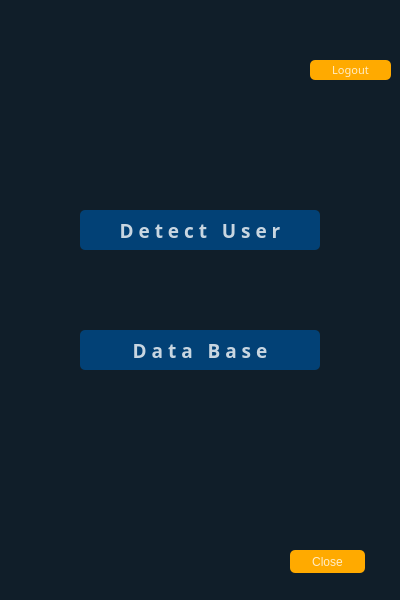
First picture: the form in ui/memberpage.ui, repository cach007/face_findeer, before the edit.
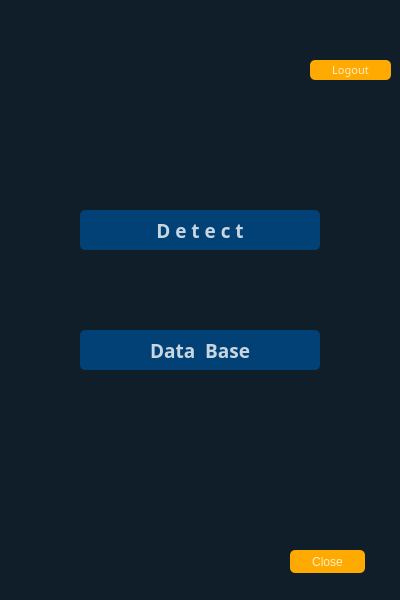
Second picture: the form after the edit. Icons and pictures are not drawn.

```diff
--- a/ui/memberpage.ui
+++ b/ui/memberpage.ui
@@ -66,7 +66,17 @@
 </string>
     </property>
     <property name="text">
-     <string>D e t e c t   U s e r</string>
+     <string>D e t e c t</string>
+    </property>
+    <property name="icon">
+     <iconset resource="../img/img.qrc">
+      <normaloff>:/newPrefix/face-detection (1).png</normaloff>:/newPrefix/face-detection (1).png</iconset>
+    </property>
+    <property name="iconSize">
+     <size>
+      <width>35</width>
+      <height>35</height>
+     </size>
     </property>
    </widget>
    <widget class="QPushButton" name="pushButton_2">
@@ -200,7 +210,17 @@
 </string>
     </property>
     <property name="text">
-     <string>D a t a   B a s e</string>
+     <string>Data  Base</string>
+    </property>
+    <property name="icon">
+     <iconset resource="../img/img.qrc">
+      <normaloff>:/newPrefix/data-transfer.png</normaloff>:/newPrefix/data-transfer.png</iconset>
+    </property>
+    <property name="iconSize">
+     <size>
+      <width>35</width>
+      <height>35</height>
+     </size>
     </property>
    </widget>
   </widget>
```
Left out of the diff: 4 changed lines with no effect on the pictures.
